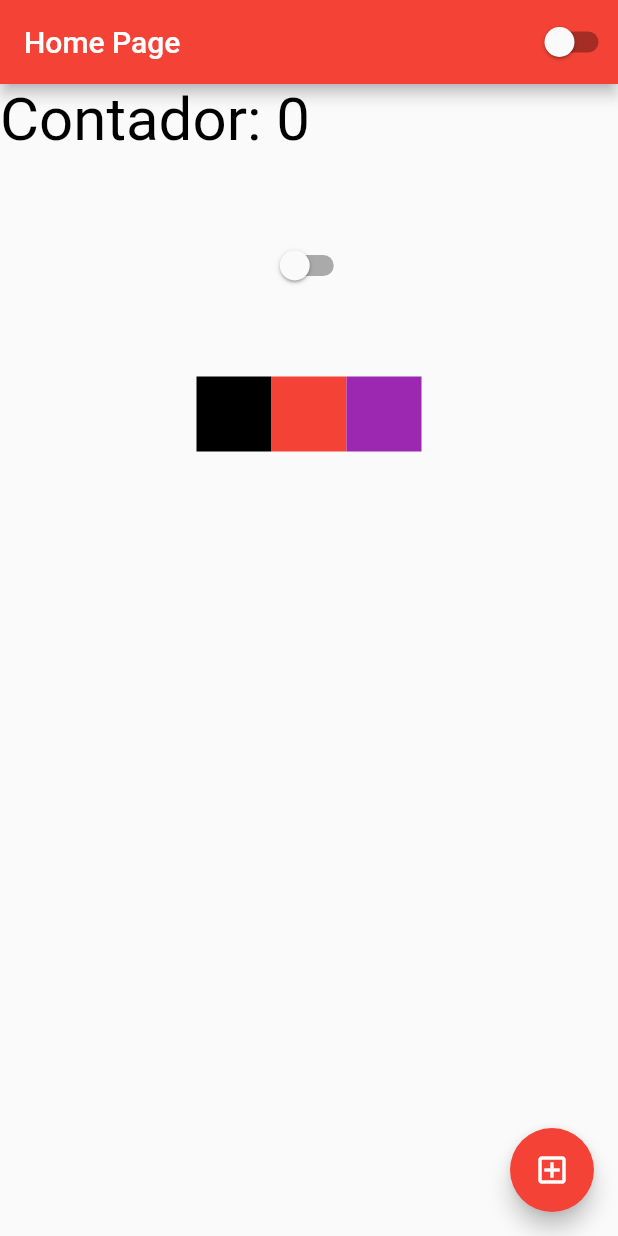
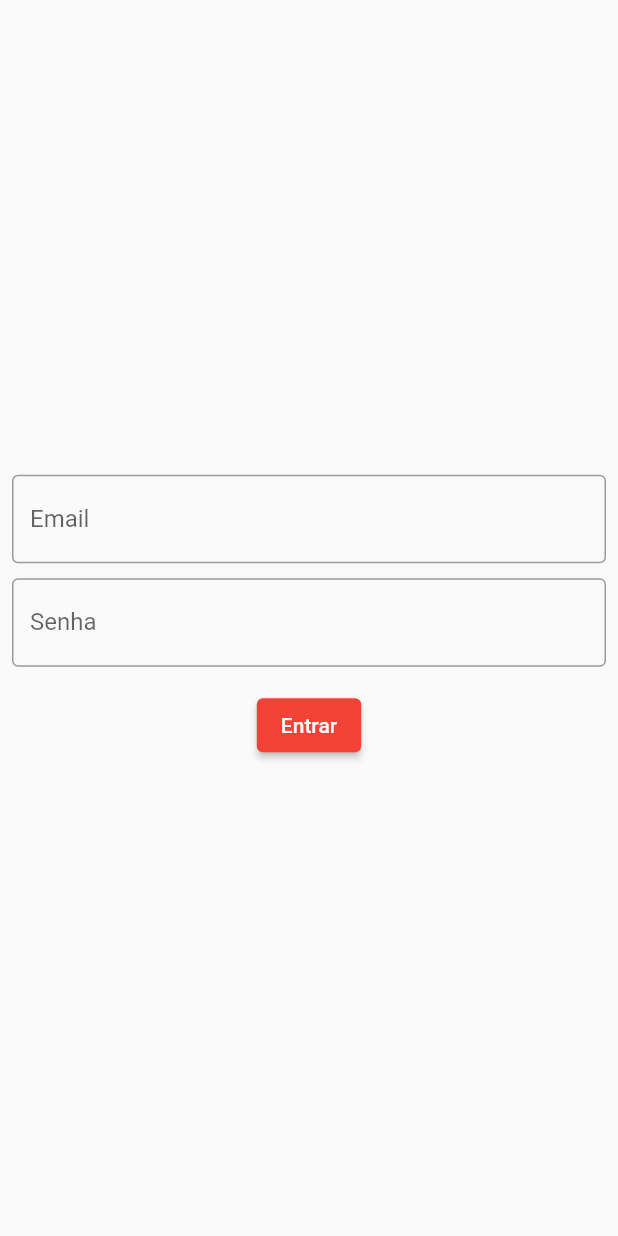
Before and after one commit to AndreiiMorais/primeiro-projeto-em-flutter, a Flutter app: the screen it shows after launch, on a phone screen of 412 x 824 dp. Run offline on Flutter 3.47's test engine with Material 2 defaults, Android fonts, the phone set to English and light mode, and no system bars; missing offline and left inert: dart:html.

Commit message:
criada a tela de login

```diff
--- a/lib/app_widget.dart
+++ b/lib/app_widget.dart
@@ -2,6 +2,7 @@
 import 'package:primeiro_projeto/app_controller.dart';
 
 import 'homepage.dart';
+import 'login_page.dart';
 
 class AppWidget extends StatelessWidget {
   //stateless é um widget q nao se altera, nao tem animaçao, imutavel, sem estado
@@ -17,7 +18,7 @@
               brightness: AppController.instance.isDarkTheme
                   ? Brightness.dark
                   : Brightness.light),
-          home: HomePage(),
+          home: LoginPage(),
         ),
       );
 }
--- /dev/null
+++ b/lib/login_page.dart
@@ -0,0 +1,61 @@
+import 'dart:html';
+
+import 'package:flutter/material.dart';
+
+class LoginPage extends StatefulWidget {
+  const LoginPage({Key? key}) : super(key: key);
+
+  @override
+  _LoginPageState createState() => _LoginPageState();
+}
+
+class _LoginPageState extends State<LoginPage> {
+  String email = '';
+  String password = '';
+  @override
+  Widget build(BuildContext context) {
+    return Scaffold(
+      //o scaffold permite dar scroll naa tela para ver o botao quando o teclado aparece
+      body: SingleChildScrollView(
+        child: SizedBox(
+          width: MediaQuery.of(context).size.width,
+          height: MediaQuery.of(context).size.height,
+          child: Padding(
+            padding: const EdgeInsets.all(8.0),
+            child: Column(
+              mainAxisAlignment: MainAxisAlignment.center,
+              children: [
+                TextField(
+                  onChanged: (text) {
+                    email = text;
+                  },
+                  keyboardType: TextInputType.emailAddress,
+                  decoration: const InputDecoration(
+                      labelText: 'Email', border: OutlineInputBorder()),
+                ),
+                SizedBox(
+                  height: 10,
+                ),
+                TextField(
+                  onChanged: (text) {
+                    password = text;
+                  },
+                  obscureText: true,
+                  decoration: const InputDecoration(
+                      labelText: 'Senha', border: OutlineInputBorder()),
+                ),
+                SizedBox(
+                  height: 15,
+                ),
+                ElevatedButton(
+                  onPressed: () {},
+                  child: const Text('Entrar'),
+                )
+              ],
+            ),
+          ),
+        ),
+      ),
+    );
+  }
+}
```
